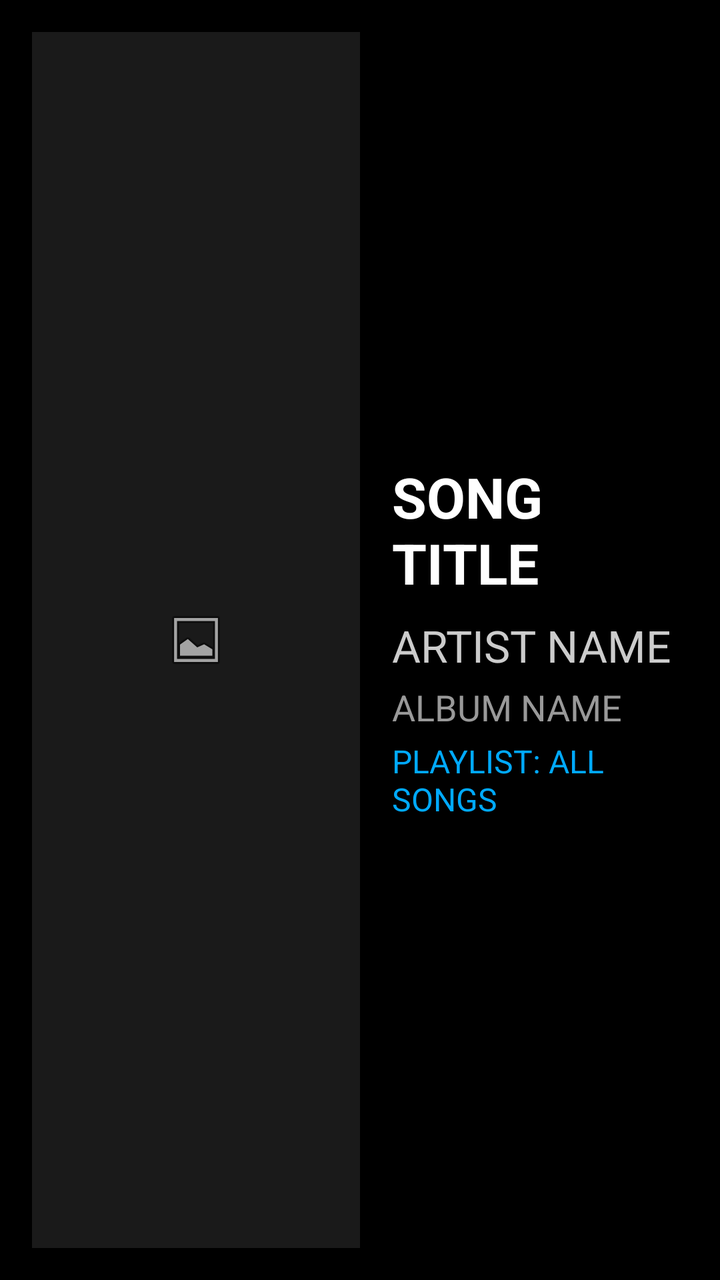
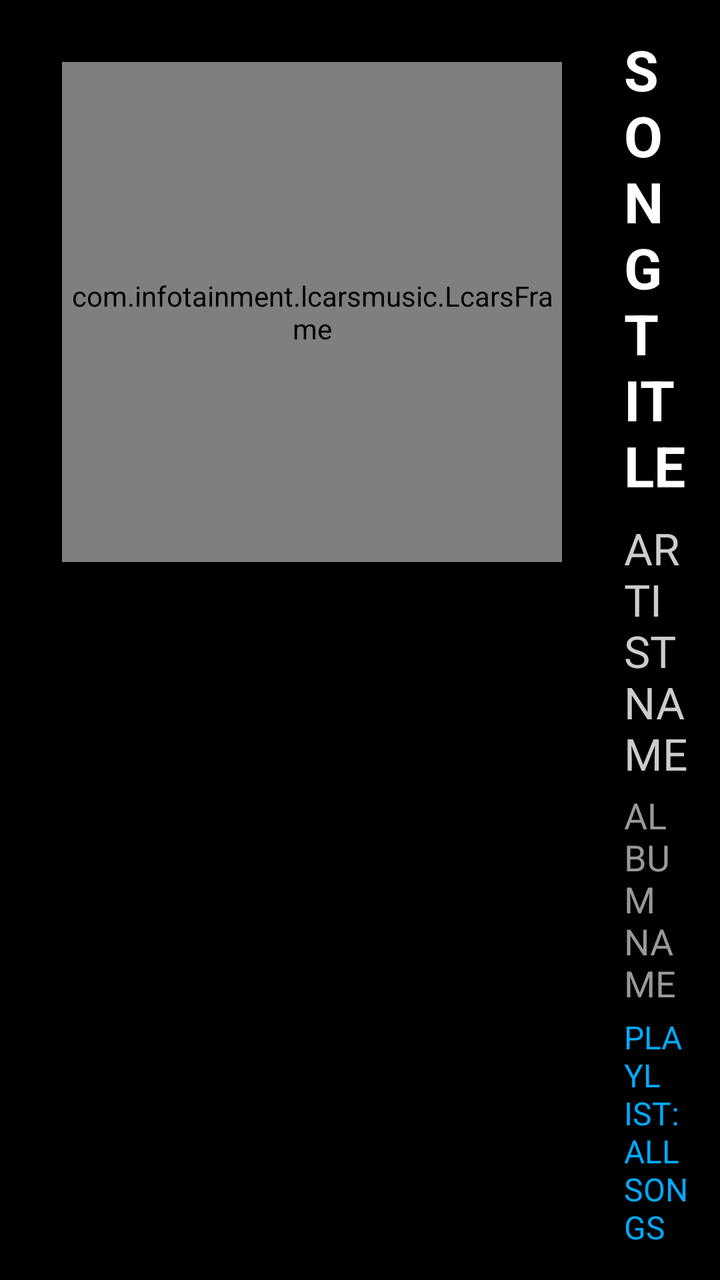

Screens rendered from an Android XML layout before and after an edit, with the pre-edit source and the edit as a unified diff.
<!-- AndroidManifest.xml: application theme Theme.LCARSMusic -->
<!-- res/layout/layout_now_playing.xml -->
<?xml version="1.0" encoding="utf-8"?>
<LinearLayout xmlns:android="http://schemas.android.com/apk/res/android"
    android:layout_width="match_parent"
    android:layout_height="match_parent"
    android:orientation="horizontal"
    android:padding="16dp"
    android:background="#000000">

    
    <ImageView
        android:id="@+id/iv_media_art"
        android:layout_width="0dp"
        android:layout_height="match_parent"
        android:layout_weight="1"
        android:scaleType="centerInside"
        android:src="@android:drawable/ic_menu_gallery"
        android:background="#1A1A1A" />

    
    <LinearLayout
        android:id="@+id/ll_media_details"
        android:layout_width="0dp"
        android:layout_height="match_parent"
        android:layout_weight="1"
        android:orientation="vertical"
        android:paddingStart="16dp"
        android:gravity="center_vertical">

        <TextView
            android:id="@+id/tv_song_title"
            android:layout_width="match_parent"
            android:layout_height="wrap_content"
            android:text="SONG TITLE"
            android:textAllCaps="true"
            android:textColor="#FFFFFF"
            android:textSize="28sp"
            android:textStyle="bold" />

        <TextView
            android:id="@+id/tv_artist_name"
            android:layout_width="match_parent"
            android:layout_height="wrap_content"
            android:layout_marginTop="8dp"
            android:text="ARTIST NAME"
            android:textAllCaps="true"
            android:textColor="#CCCCCC"
            android:textSize="22sp" />

        <TextView
            android:id="@+id/tv_album_name"
            android:layout_width="match_parent"
            android:layout_height="wrap_content"
            android:layout_marginTop="4dp"
            android:text="ALBUM NAME"
            android:textAllCaps="true"
            android:textColor="#999999"
            android:textSize="18sp" />

        <TextView
            android:id="@+id/tv_playlist_name"
            android:layout_width="match_parent"
            android:layout_height="wrap_content"
            android:layout_marginTop="4dp"
            android:text="PLAYLIST: ALL SONGS"
            android:textAllCaps="true"
            android:textColor="#00AAFF"
            android:textSize="16sp" />

    </LinearLayout>

</LinearLayout>
<!-- resources referenced by this layout -->
<resources>
  <style name="Theme.LCARSMusic" parent="Theme.MaterialComponents.DayNight.NoActionBar">
          
          <item name="colorPrimary">@color/purple_500</item>
          <item name="colorPrimaryVariant">@color/purple_700</item>
          <item name="colorOnPrimary">@color/white</item>
          
          <item name="colorSecondary">@color/teal_200</item>
          <item name="colorSecondaryVariant">@color/teal_700</item>
          <item name="colorOnSecondary">@color/black</item>
          
          <item name="android:statusBarColor">?attr/colorPrimaryVariant</item>
          
      </style>
  <color name="purple_500">#FF6200EE</color>
  <color name="purple_700">#FF3700B3</color>
  <color name="white">#FFFFFFFF</color>
  <color name="teal_200">#FF03DAC5</color>
  <color name="teal_700">#FF018786</color>
  <color name="black">#FF000000</color>
</resources>

<!-- the commit's change to res/layout/layout_now_playing.xml (unified diff, before → after) -->
@@ -1,20 +1,30 @@
 <?xml version="1.0" encoding="utf-8"?>
 <LinearLayout xmlns:android="http://schemas.android.com/apk/res/android"
+    xmlns:app="http://schemas.android.com/apk/res-auto"
     android:layout_width="match_parent"
     android:layout_height="match_parent"
     android:orientation="horizontal"
     android:padding="16dp"
     android:background="#000000">
 
-    
-    <ImageView
-        android:id="@+id/iv_media_art"
-        android:layout_width="0dp"
-        android:layout_height="match_parent"
-        android:layout_weight="1"
-        android:scaleType="centerInside"
-        android:src="@android:drawable/ic_menu_gallery"
-        android:background="#1A1A1A" />
+    <com.infotainment.lcarsmusic.LcarsFrame
+        android:layout_width="250dp"
+        android:layout_height="250dp"
+        android:layout_margin="15dp"
+        app:layout_constraintBottom_toTopOf="@+id/layout_visualizer_mode_toggle"
+        app:layout_constraintEnd_toEndOf="parent"
+        app:layout_constraintStart_toStartOf="parent"
+        app:layout_constraintTop_toTopOf="parent">
+
+        
+        <ImageView
+            android:id="@+id/iv_media_art"
+            android:layout_width="200dp"
+            android:layout_height="200dp"
+            android:scaleType="centerInside"
+            android:src="@android:drawable/ic_menu_gallery" />
+
+    </com.infotainment.lcarsmusic.LcarsFrame>
 
     
     <LinearLayout
